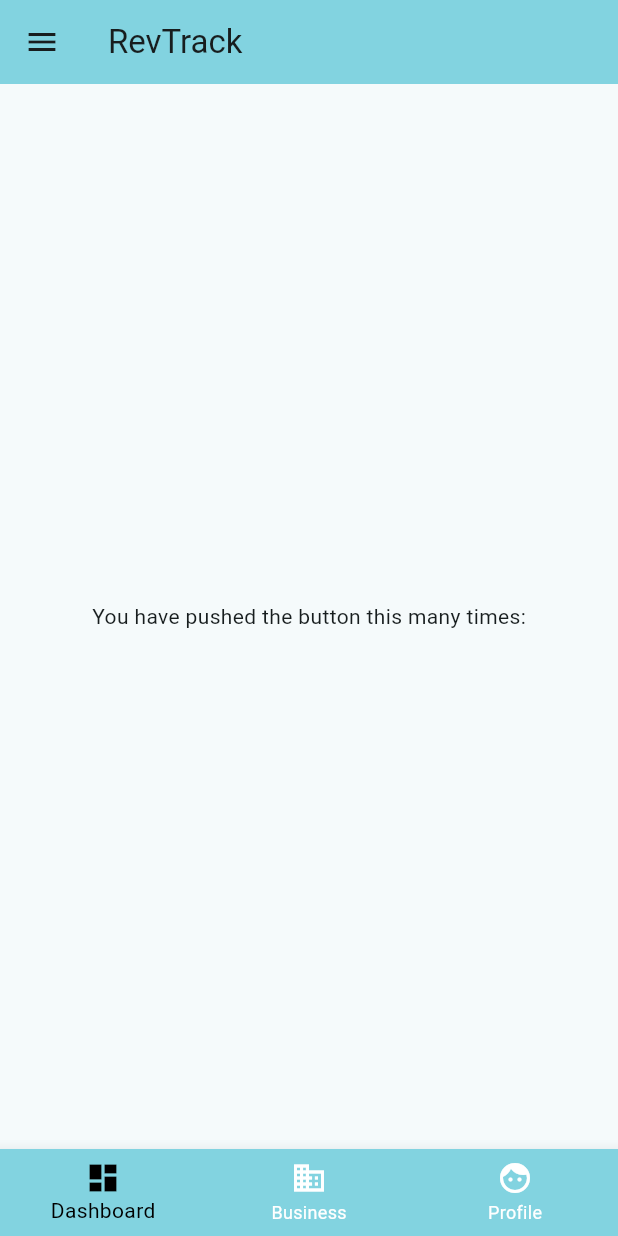
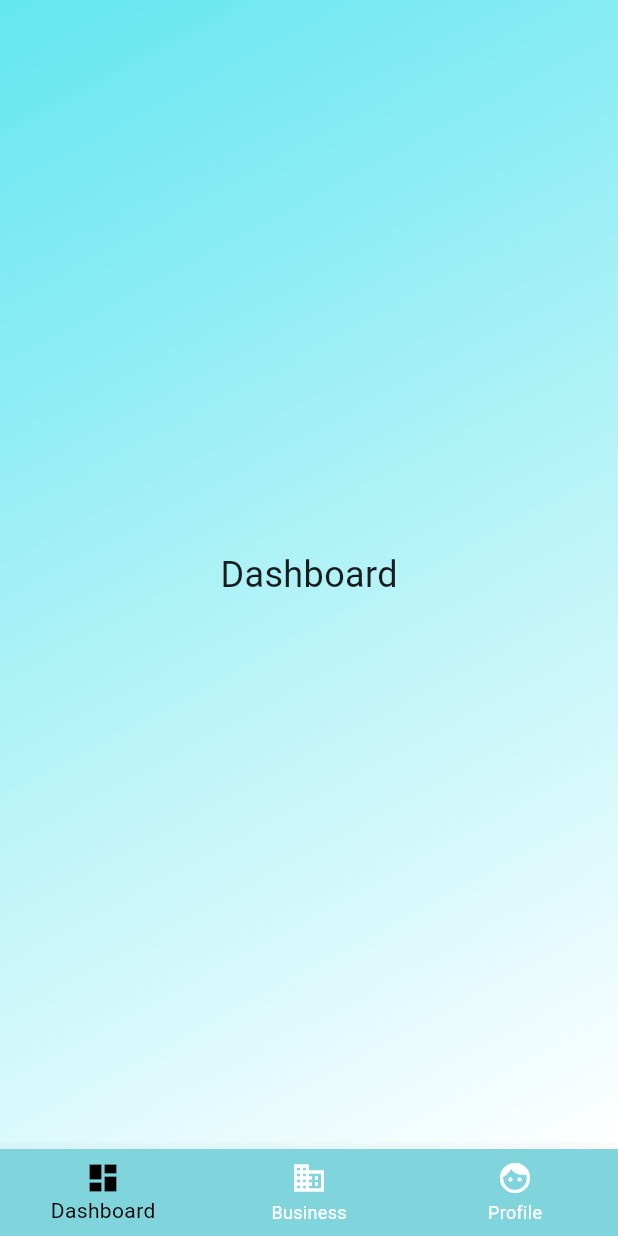
Before and after one commit to Rashedujjaman/revtrack, a Flutter app: the screen it shows after launch, on a phone screen of 412 x 824 dp. Run offline on Flutter 3.47's test engine with Material 3 defaults, Android fonts, the light colour scheme and no system bars; our stand-ins replace cached_network_image.

Commit message:
Fixing Architecture

```diff
--- a/lib/main.dart
+++ b/lib/main.dart
@@ -1,5 +1,5 @@
 import 'package:flutter/material.dart';
-import 'package:revtrack/screens/dashboard_screen.dart';
+import 'package:revtrack/screens/main_navigation_screen.dart';
 
 void main() {
   runApp(const MyApp());
@@ -31,10 +31,10 @@ class MyApp extends StatelessWidget {
         // This works for code too, not just values: Most code changes can be
         // tested with just a hot reload.
         colorScheme: ColorScheme.fromSeed(
-            seedColor: const Color.fromARGB(255, 97, 210, 227)),
+            seedColor: const Color.fromARGB(255, 100, 230, 240)),
         useMaterial3: true,
       ),
-      home: const DashboardScreen(),
+      home: const MainNavigationScreen(),
     );
   }
 }
--- a/lib/screens/dashboard_screen.dart
+++ b/lib/screens/dashboard_screen.dart
@@ -1,81 +1,26 @@
 import 'package:flutter/material.dart';
-import 'package:revtrack/widgets/menu_drawer.dart';
 
-class DashboardScreen extends StatefulWidget {
-  const DashboardScreen({Key? key}) : super(key: key);
-
-  @override
-  State<DashboardScreen> createState() => _DashboardScreenState();
-}
-
-class _DashboardScreenState extends State<DashboardScreen> {
-  int _selectedIndex = 0;
-
-  void _onItemTapped(int index) {
-    setState(() {
-      _selectedIndex = index;
-    });
-  }
+class DashboardScreen extends StatelessWidget {
+  const DashboardScreen({super.key});
 
   @override
   Widget build(BuildContext context) {
-    // This method is rerun every time setState is called, for instance as done
-    // by the _incrementCounter method above.
-    //
-    // The Flutter framework has been optimized to make rerunning build methods
-    // fast, so that you can just rebuild anything that needs updating rather
-    // than having to individually change instances of widgets.
-    return Scaffold(
-      drawer: const MenuDrawer(),
-      // backgroundColor: const Color(0xFF62BDBD),
-      appBar: AppBar(
-        // TRY THIS: Try changing the color here to a specific color (to
-        // Colors.amber, perhaps?) and trigger a hot reload to see the AppBar
-        // change color while the other colors stay the same.
-        backgroundColor: Theme.of(context).colorScheme.inversePrimary,
-        // Here we take the value from the MyHomePage object that was created by
-        // the App.build method, and use it to set our appbar title.
-        title: const Text('RevTrack'),
-      ),
-      body: const Center(
-        // Center is a layout widget. It takes a single child and positions it
-        // in the middle of the parent.
-        child: Column(
-          // Column is also a layout widget. It takes a list of children and
-          // arranges them vertically. By default, it sizes itself to fit its
-          // children horizontally, and tries to be as tall as its parent.
-          //
-          // Column has various properties to control how it sizes itself and
-          // how it positions its children. Here we use mainAxisAlignment to
-          // center the children vertically; the main axis here is the vertical
-          // axis because Columns are vertical (the cross axis would be
-          // horizontal).
-          //
-          // TRY THIS: Invoke "debug painting" (choose the "Toggle Debug Paint"
-          // action in the IDE, or press "p" in the console), to see the
-          // wireframe for each widget.
-          mainAxisAlignment: MainAxisAlignment.center,
-          children: <Widget>[
-            Text(
-              'You have pushed the button this many times:',
-            ),
+    return Container(
+      decoration: const BoxDecoration(
+        gradient: LinearGradient(
+          colors: [
+            Color(0xFF64E6F0),
+            Colors.white,
           ],
+          begin: Alignment.topLeft,
+          end: Alignment.bottomRight,
         ),
       ),
-
-      bottomNavigationBar: BottomNavigationBar(
-        unselectedItemColor: Colors.white,
-        backgroundColor: Theme.of(context).colorScheme.inversePrimary,
-        items: const <BottomNavigationBarItem>[
-          BottomNavigationBarItem(
-              icon: Icon(Icons.dashboard), label: 'Dashboard'),
-          BottomNavigationBarItem(
-              icon: Icon(Icons.business), label: 'Business'),
-          BottomNavigationBarItem(icon: Icon(Icons.face), label: 'Profile'),
-        ],
-        currentIndex: _selectedIndex,
-        selectedItemColor: Colors.black,
-        onTap: _onItemTapped,
+      child: const Center(
+        child: Text(
+          'Dashboard',
+          style: TextStyle(fontSize: 24),
+        ),
       ),
     );
   }
--- /dev/null
+++ b/lib/screens/main_navigation_screen.dart
@@ -0,0 +1,46 @@
+import 'package:flutter/material.dart';
+import 'dashboard_screen.dart';
+import 'profile_screen.dart';
+import 'business_screen.dart';
+
+class MainNavigationScreen extends StatefulWidget {
+  const MainNavigationScreen({super.key});
+
+  @override
+  State<MainNavigationScreen> createState() => _MainNavigationScreenState();
+}
+
+class _MainNavigationScreenState extends State<MainNavigationScreen> {
+  int _selectedIndex = 0;
+
+  final List<Widget> _screens = [
+    DashboardScreen(),
+    BusinessScreen(),
+    ProfileScreen(),
+  ];
+
+  void _onItemTapped(int index) {
+    setState(() => _selectedIndex = index);
+  }
+
+  @override
+  Widget build(BuildContext context) {
+    return Scaffold(
+      body: _screens[_selectedIndex],
+      bottomNavigationBar: BottomNavigationBar(
+        backgroundColor: Theme.of(context).colorScheme.inversePrimary,
+        unselectedItemColor: Colors.white,
+        selectedItemColor: Colors.black,
+        currentIndex: _selectedIndex,
+        onTap: _onItemTapped,
+        items: const [
+          BottomNavigationBarItem(
+              icon: Icon(Icons.dashboard), label: 'Dashboard'),
+          BottomNavigationBarItem(
+              icon: Icon(Icons.business), label: 'Business'),
+          BottomNavigationBarItem(icon: Icon(Icons.face), label: 'Profile'),
+        ],
+      ),
+    );
+  }
+}
--- a/pubspec.yaml
+++ b/pubspec.yaml
@@ -35,6 +35,8 @@ dependencies:
   # The following adds the Cupertino Icons font to your application.
   # Use with the CupertinoIcons class for iOS style icons.
   cupertino_icons: ^1.0.2
+  firebase_core: ^2.27.0
+  cached_network_image: ^3.3.1
 
 dev_dependencies:
   flutter_test:
```
Also changed, not shown: lib/screens/business_screen.dart (added, +55 -0 lines), lib/screens/profile_screen.dart (added, +45 -0 lines), lib/widgets/profile.dart (added, +30 -0 lines), pubspec.lock, 4 other files.
